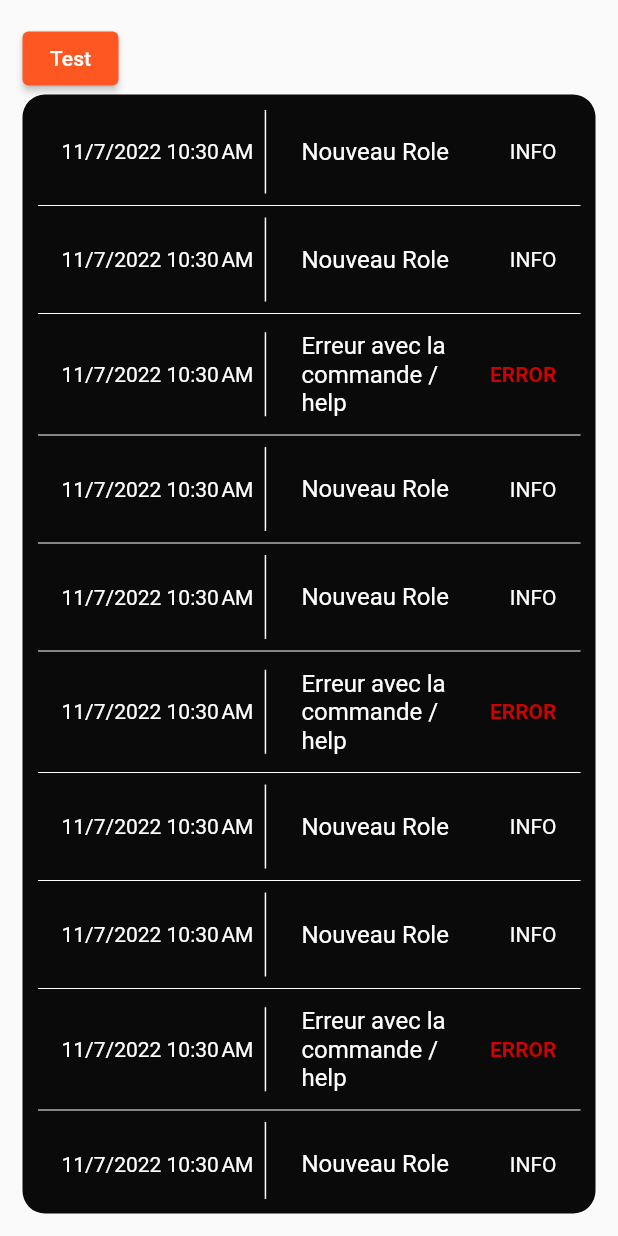
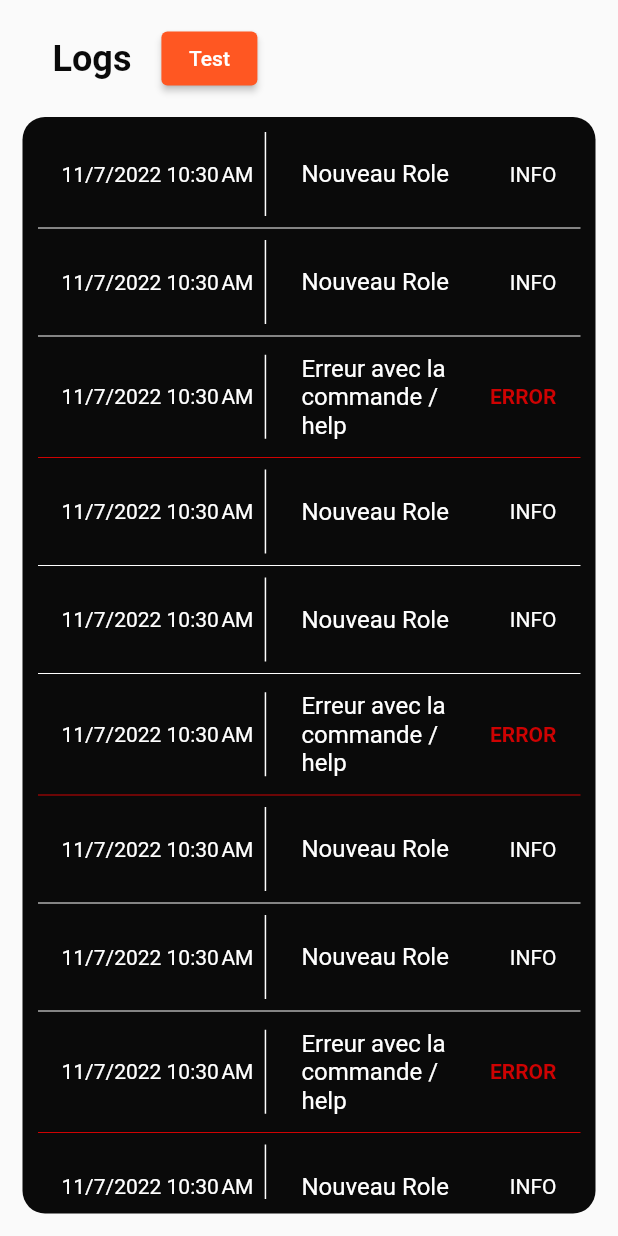
Before and after one commit to Slupshi/SpoopyHub, a Flutter app: the LogsPage widget shown alone on an empty page, opened directly, after a tap on "Test", on a phone screen of 412 x 824 dp. Run offline on Flutter 3.47's test engine with Material 2 defaults, Android fonts, the phone set to English and light mode, and no system bars; our stand-ins replace dio, fl_chart, flutter_riverpod, flutter_switch.

Commit message:
feat: visual changes on logs page

```diff
--- a/lib/features/logs/presentation/views/desktop/logs_page.dart
+++ b/lib/features/logs/presentation/views/desktop/logs_page.dart
@@ -16,9 +16,21 @@ class LogsPage extends ConsumerWidget {
         // TODO: remove Column and Elevated Button
         crossAxisAlignment: CrossAxisAlignment.start,
         children: [
-          ElevatedButton(
-              onPressed: () => ref.read(logsProvider.notifier).getLogs(),
-              child: const Text("Test")),
+          Row(
+            children: [
+              const SizedBox(height: 1, width: 20),
+              const Text(
+                "Logs",
+                style: TextStyle(
+                    color: black, fontWeight: FontWeight.bold, fontSize: 24),
+              ),
+              const SizedBox(height: 1, width: 20),
+              ElevatedButton(
+                  onPressed: () => ref.read(logsProvider.notifier).getLogs(),
+                  child: const Text("Test"))
+            ],
+          ),
+          const SizedBox(width: double.infinity, height: 15),
           Expanded(
             child: Container(
                 decoration: BoxDecoration(
@@ -27,8 +39,8 @@ class LogsPage extends ConsumerWidget {
                   padding: const EdgeInsets.all(10),
                   child: Expanded(
                     child: ListView.separated(
-                      separatorBuilder: (context, index) => const Divider(
-                        color: white,
+                      separatorBuilder: (context, index) => Divider(
+                        color: logsState.logs[index].isError ? red : white,
                       ),
                       itemCount: logsState.logs.length,
                       itemBuilder: ((context, index) => ListTile(
```
